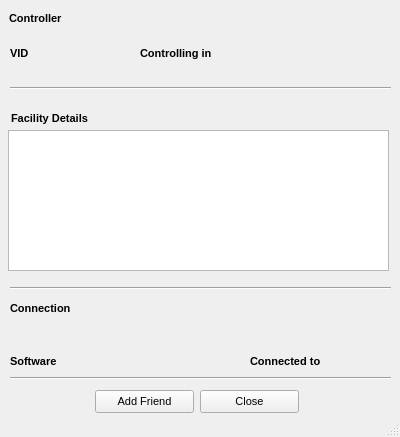
Above: QtUI/ControllerInfo_UI.ui from emper0r/IVAO-status before the change. Below: the same form after it.
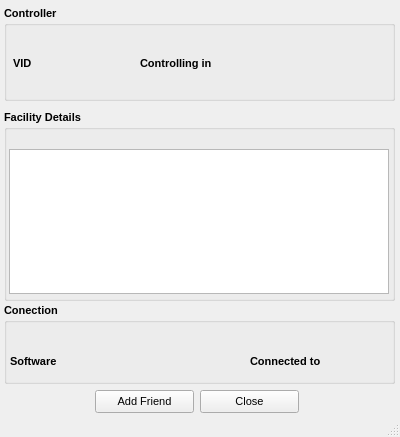
That is the form after the change.

```diff
--- a/QtUI/ControllerInfo_UI.ui
+++ b/QtUI/ControllerInfo_UI.ui
@@ -41,34 +41,11 @@
    <string>Controller Info</string>
   </property>
   <widget class="QWidget" name="centralwidget">
-   <widget class="QLabel" name="ControllerLabel">
-    <property name="geometry">
-     <rect>
-      <x>9</x>
-      <y>10</y>
-      <width>71</width>
-      <height>16</height>
-     </rect>
-    </property>
-    <property name="font">
-     <font>
-      <pointsize>8</pointsize>
-      <weight>75</weight>
-      <bold>true</bold>
-     </font>
-    </property>
-    <property name="cursor">
-     <cursorShape>PointingHandCursor</cursorShape>
-    </property>
-    <property name="text">
-     <string>Controller</string>
-    </property>
-   </widget>
    <widget class="QLabel" name="ControllerText">
     <property name="geometry">
      <rect>
-      <x>78</x>
-      <y>10</y>
+      <x>15</x>
+      <y>22</y>
       <width>211</width>
       <height>16</height>
      </rect>
@@ -90,8 +67,8 @@
    <widget class="QLabel" name="VidLabel">
     <property name="geometry">
      <rect>
-      <x>10</x>
-      <y>45</y>
+      <x>13</x>
+      <y>55</y>
       <width>31</width>
       <height>16</height>
      </rect>
@@ -113,8 +90,8 @@
    <widget class="QLabel" name="VidText">
     <property name="geometry">
      <rect>
-      <x>40</x>
-      <y>45</y>
+      <x>43</x>
+      <y>55</y>
       <width>71</width>
       <height>16</height>
      </rect>
@@ -137,7 +114,7 @@
     <property name="geometry">
      <rect>
       <x>140</x>
-      <y>45</y>
+      <y>55</y>
       <width>91</width>
       <height>16</height>
      </rect>
@@ -160,7 +137,7 @@
     <property name="geometry">
      <rect>
       <x>140</x>
-      <y>60</y>
+      <y>70</y>
       <width>241</width>
       <height>20</height>
      </rect>
@@ -183,7 +160,7 @@
     <property name="geometry">
      <rect>
       <x>234</x>
-      <y>40</y>
+      <y>50</y>
       <width>41</width>
       <height>21</height>
      </rect>
@@ -202,34 +179,11 @@
      <string/>
     </property>
    </widget>
-   <widget class="QLabel" name="FacilityLabel">
-    <property name="geometry">
-     <rect>
-      <x>11</x>
-      <y>110</y>
-      <width>101</width>
-      <height>16</height>
-     </rect>
-    </property>
-    <property name="font">
-     <font>
-      <pointsize>8</pointsize>
-      <weight>75</weight>
-      <bold>true</bold>
-     </font>
-    </property>
-    <property name="cursor">
-     <cursorShape>PointingHandCursor</cursorShape>
-    </property>
-    <property name="text">
-     <string>Facility Details</string>
-    </property>
-   </widget>
    <widget class="QLabel" name="facility_freq_Text">
     <property name="geometry">
      <rect>
-      <x>115</x>
-      <y>108</y>
+      <x>13</x>
+      <y>124</y>
       <width>231</width>
       <height>20</height>
      </rect>
@@ -249,10 +203,10 @@
    <widget class="QTextEdit" name="ATISInfo">
     <property name="geometry">
      <rect>
-      <x>8</x>
-      <y>130</y>
-      <width>381</width>
-      <height>141</height>
+      <x>9</x>
+      <y>149</y>
+      <width>380</width>
+      <height>145</height>
      </rect>
     </property>
     <property name="cursor" stdset="0">
@@ -271,61 +225,6 @@
      <set>Qt::NoTextInteraction</set>
     </property>
    </widget>
-   <widget class="Line" name="separator">
-    <property name="geometry">
-     <rect>
-      <x>10</x>
-      <y>80</y>
-      <width>381</width>
-      <height>16</height>
-     </rect>
-    </property>
-    <property name="cursor">
-     <cursorShape>PointingHandCursor</cursorShape>
-    </property>
-    <property name="orientation">
-     <enum>Qt::Horizontal</enum>
-    </property>
-   </widget>
-   <widget class="QLabel" name="ConnectionLabel">
-    <property name="geometry">
-     <rect>
-      <x>10</x>
-      <y>300</y>
-      <width>81</width>
-      <height>16</height>
-     </rect>
-    </property>
-    <property name="font">
-     <font>
-      <pointsize>8</pointsize>
-      <weight>75</weight>
-      <bold>true</bold>
-     </font>
-    </property>
-    <property name="cursor">
-     <cursorShape>PointingHandCursor</cursorShape>
-    </property>
-    <property name="text">
-     <string>Connection</string>
-    </property>
-   </widget>
-   <widget class="Line" name="separator_2">
-    <property name="geometry">
-     <rect>
-      <x>10</x>
-      <y>280</y>
-      <width>381</width>
-      <height>16</height>
-     </rect>
-    </property>
-    <property name="cursor">
-     <cursorShape>PointingHandCursor</cursorShape>
-    </property>
-    <property name="orientation">
-     <enum>Qt::Horizontal</enum>
-    </property>
-   </widget>
    <widget class="QLabel" name="TimeOnLineText">
     <property name="geometry">
      <rect>
@@ -353,7 +252,7 @@
     <property name="geometry">
      <rect>
       <x>74</x>
-      <y>350</y>
+      <y>351</y>
       <width>131</width>
       <height>21</height>
      </rect>
@@ -375,7 +274,7 @@
    <widget class="QLabel" name="ConnectedText">
     <property name="geometry">
      <rect>
-      <x>341</x>
+      <x>330</x>
       <y>351</y>
       <width>31</width>
       <height>20</height>
@@ -437,22 +336,6 @@
      <string>Add Friend</string>
     </property>
    </widget>
-   <widget class="Line" name="separator_3">
-    <property name="geometry">
-     <rect>
-      <x>10</x>
-      <y>370</y>
-      <width>381</width>
-      <height>16</height>
-     </rect>
-    </property>
-    <property name="cursor">
-     <cursorShape>PointingHandCursor</cursorShape>
-    </property>
-    <property name="orientation">
-     <enum>Qt::Horizontal</enum>
-    </property>
-   </widget>
    <widget class="QLabel" name="SoftwareLabel">
     <property name="geometry">
      <rect>
@@ -502,8 +385,8 @@
    <widget class="QLabel" name="rating_img">
     <property name="geometry">
      <rect>
-      <x>290</x>
-      <y>8</y>
+      <x>278</x>
+      <y>19</y>
       <width>105</width>
       <height>27</height>
      </rect>
@@ -520,6 +403,94 @@
      <string/>
     </property>
    </widget>
+   <widget class="QGroupBox" name="Controller">
+    <property name="geometry">
+     <rect>
+      <x>4</x>
+      <y>6</y>
+      <width>391</width>
+      <height>95</height>
+     </rect>
+    </property>
+    <property name="font">
+     <font>
+      <pointsize>8</pointsize>
+      <weight>75</weight>
+      <bold>true</bold>
+     </font>
+    </property>
+    <property name="cursor">
+     <cursorShape>PointingHandCursor</cursorShape>
+    </property>
+    <property name="title">
+     <string>Controller</string>
+    </property>
+   </widget>
+   <widget class="QGroupBox" name="FacilityDetails">
+    <property name="geometry">
+     <rect>
+      <x>4</x>
+      <y>110</y>
+      <width>391</width>
+      <height>191</height>
+     </rect>
+    </property>
+    <property name="font">
+     <font>
+      <pointsize>8</pointsize>
+      <weight>75</weight>
+      <bold>true</bold>
+     </font>
+    </property>
+    <property name="cursor">
+     <cursorShape>PointingHandCursor</cursorShape>
+    </property>
+    <property name="title">
+     <string>Facility Details</string>
+    </property>
+   </widget>
+   <widget class="QGroupBox" name="Conection">
+    <property name="geometry">
+     <rect>
+      <x>4</x>
+      <y>303</y>
+      <width>391</width>
+      <height>81</height>
+     </rect>
+    </property>
+    <property name="font">
+     <font>
+      <pointsize>8</pointsize>
+      <weight>75</weight>
+      <bold>true</bold>
+     </font>
+    </property>
+    <property name="cursor">
+     <cursorShape>PointingHandCursor</cursorShape>
+    </property>
+    <property name="title">
+     <string>Conection</string>
+    </property>
+   </widget>
+   <zorder>Conection</zorder>
+   <zorder>FacilityDetails</zorder>
+   <zorder>Controller</zorder>
+   <zorder>ControllerText</zorder>
+   <zorder>VidLabel</zorder>
+   <zorder>VidText</zorder>
+   <zorder>ControllingLabel</zorder>
+   <zorder>ControllingText</zorder>
+   <zorder>Flag</zorder>
+   <zorder>facility_freq_Text</zorder>
+   <zorder>ATISInfo</zorder>
+   <zorder>TimeOnLineText</zorder>
+   <zorder>SoftwareText</zorder>
+   <zorder>ConnectedText</zorder>
+   <zorder>Close</zorder>
+   <zorder>AddFriend</zorder>
+   <zorder>SoftwareLabel</zorder>
+   <zorder>ConnectedLabel</zorder>
+   <zorder>rating_img</zorder>
   </widget>
   <widget class="QStatusBar" name="statusBar"/>
  </widget>
```
